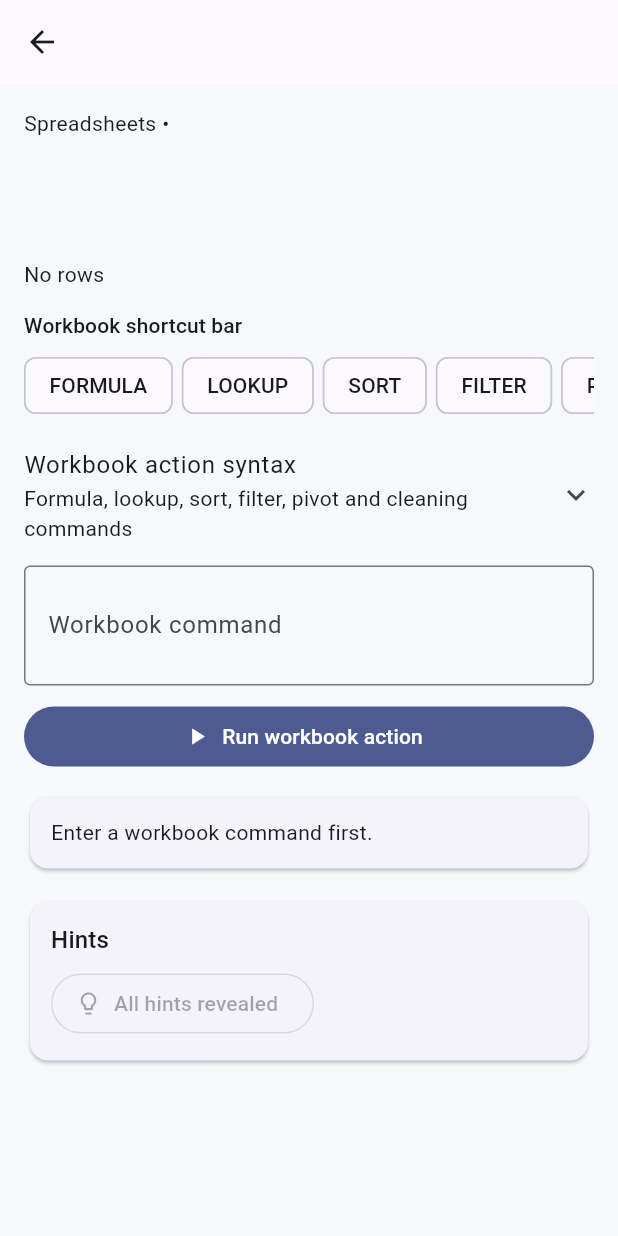
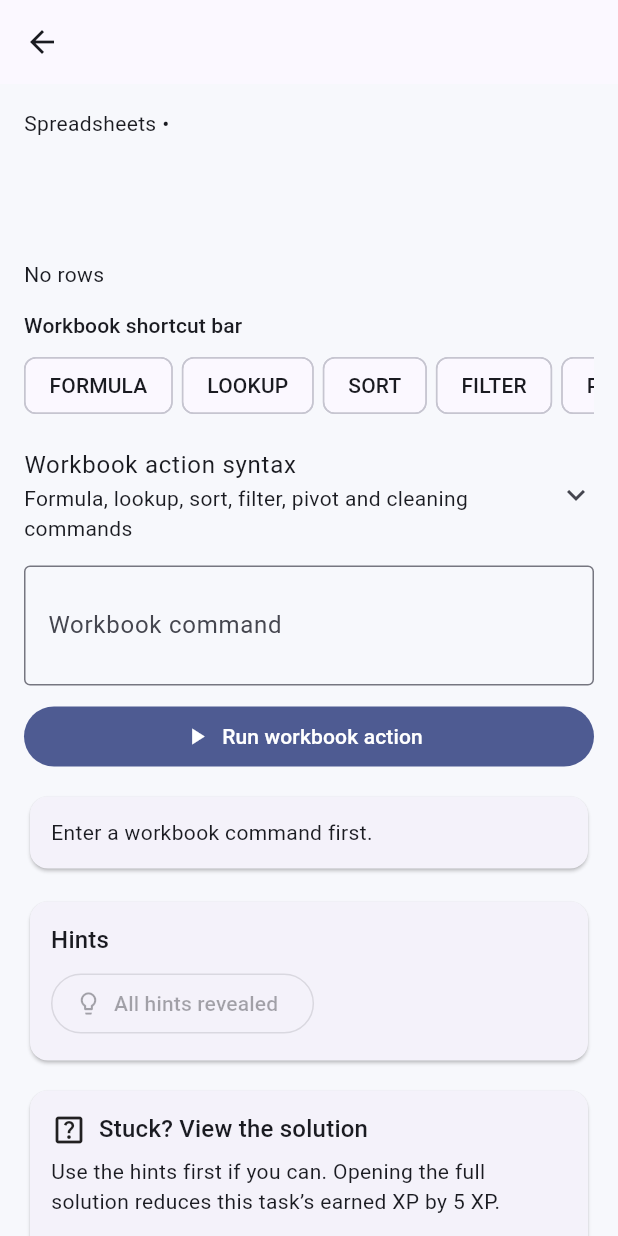
Before and after one commit to rahulrtk74747474-glitch/Data_career, a Flutter app: the _SpreadsheetChallengeScreen screen opened directly with empty values, after a tap on "Run workbook action", on a phone screen of 412 x 824 dp. Run offline on Flutter 3.47's test engine with Material 3 defaults, Android fonts, the phone set to English and light mode, and no system bars; our stand-ins replace file_picker, fl_chart, flutter_local_notifications, flutter_riverpod, flutter_timezone, open_file and 5 more; accounts and stored records are empty.

Commit message:
feat: add solutions to career spreadsheet and pandas tasks

```diff
--- a/lib/features/spreadsheet/spreadsheet_lab_screen.dart
+++ b/lib/features/spreadsheet/spreadsheet_lab_screen.dart
@@ -3,6 +3,7 @@ import 'package:flutter_riverpod/flutter_riverpod.dart';
 
 import '../../models/spreadsheet_challenge.dart';
 import '../../services/spreadsheet_simulator.dart';
+import '../../widgets/solution_reveal_card.dart';
 import '../game/game_providers.dart';
 
 class SpreadsheetLabScreen extends ConsumerStatefulWidget {
@@ -111,6 +112,8 @@ class _SpreadsheetChallengeScreenState
   int _revealedHints = 0;
   int _failedAttempts = 0;
   bool _solved = false;
+  bool _solutionViewed = false;
+  int _earnedXp = 0;
 
   @override
   void dispose() {
@@ -272,6 +275,20 @@ class _SpreadsheetChallengeScreenState
                 ),
               ),
             ),
+            const SizedBox(height: 12),
+            SolutionRevealCard(
+              solution: item.solutionText,
+              revealed: _solutionViewed,
+              penaltyApplies: !_solved,
+              onReveal: _solutionViewed
+                  ? null
+                  : () => setState(() => _solutionViewed = true),
+            ),
+            if (_earnedXp > 0)
+              Padding(
+                padding: const EdgeInsets.only(top: 8),
+                child: Text('XP earned: $_earnedXp'),
+              ),
             if (_solved) ...[
               const SizedBox(height: 12),
               Card(
@@ -314,6 +331,13 @@ class _SpreadsheetChallengeScreenState
         .clamp(40, 100)
         .toInt();
 
+    final earnedXp =
+        await ref.read(gameProgressProvider.notifier).awardLearningXp(
+              rewardId: 'spreadsheet:${widget.challenge.id}',
+              baseXp: widget.challenge.xp,
+              score: score,
+              solutionViewed: _solutionViewed,
+            );
     await ref.read(masteryRepositoryProvider).recordAttempt(
           widget.challenge.skillKey,
           score,
@@ -337,6 +361,7 @@ class _SpreadsheetChallengeScreenState
     setState(() {
       _result = result;
       _solved = true;
+      _earnedXp = earnedXp;
     });
   }
 }
```
Also changed, not shown: lib/features/pandas/pandas_lab_screen.dart (+19 -1 lines), lib/features/task/task_screen.dart (+14 -1 lines).
